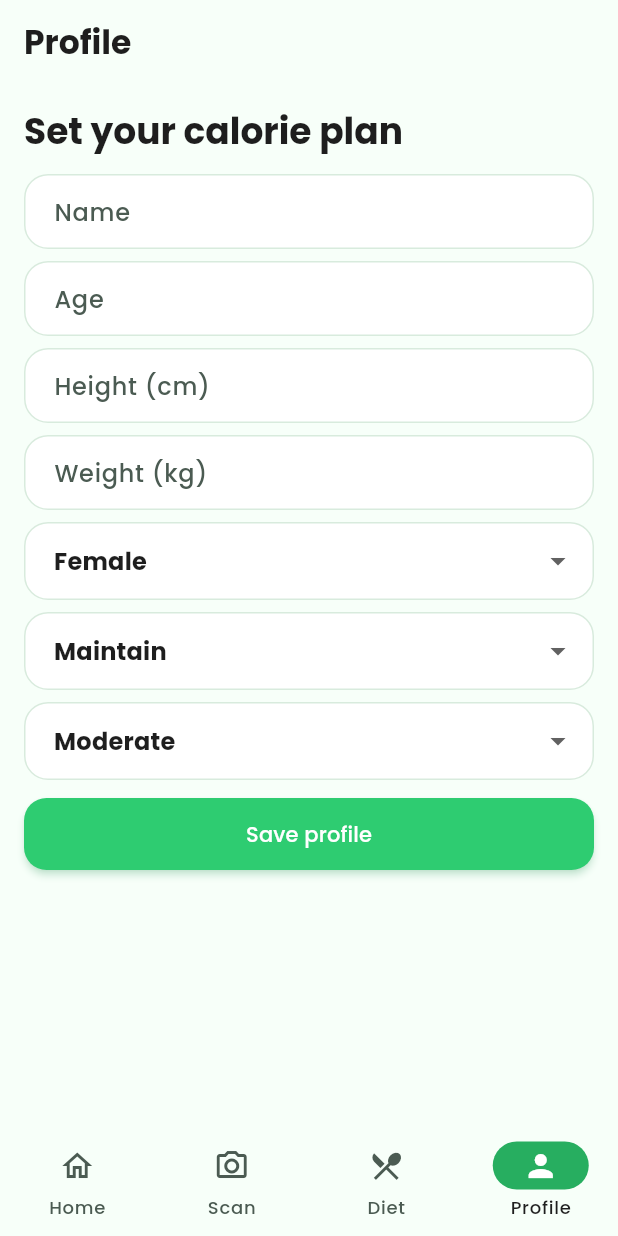
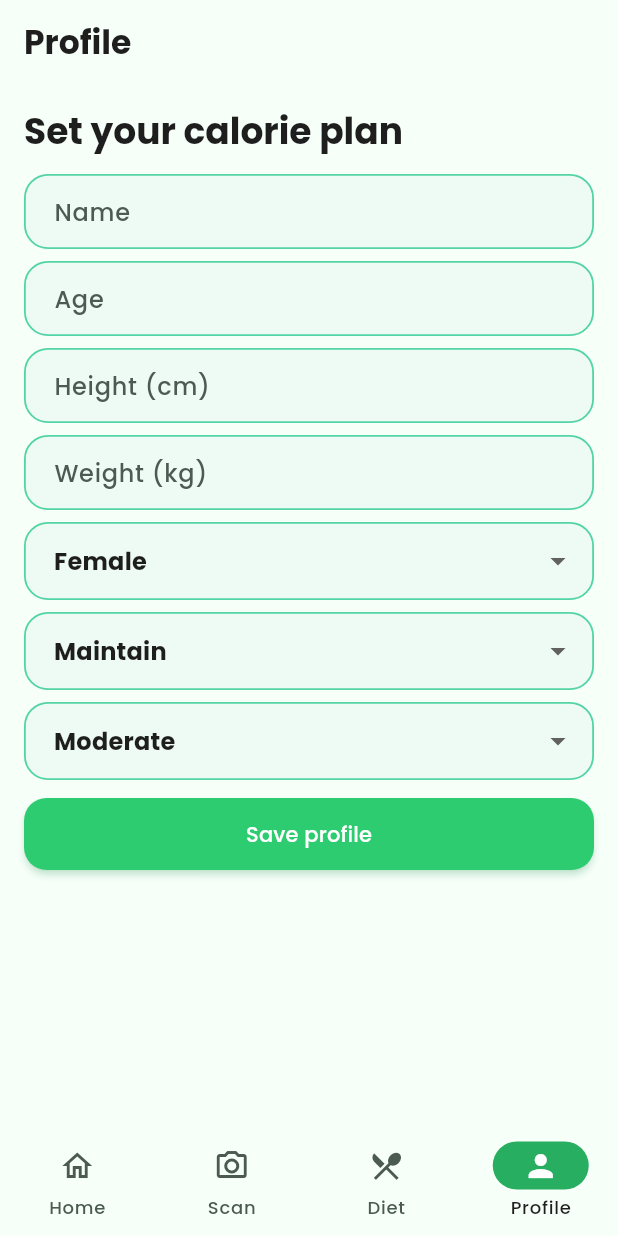
Before and after one commit to khamar21/Meal-Detector-, a Flutter app: the screen it shows after launch, item 4 of the bottom bar chosen, on a phone screen of 412 x 824 dp. Run offline on Flutter 3.47's test engine with Material 3 defaults, Android fonts, the light colour scheme and no system bars; our stand-ins replace flutter_image_compress, flutter_riverpod, google_fonts, image_picker, shared_preferences, speech_to_text.

Commit message:
ui enhanced to a modern ui

```diff
--- a/lib/core/ui/app_colors.dart
+++ b/lib/core/ui/app_colors.dart
@@ -10,6 +10,7 @@ class AppColors {
   static const Color background = Palette.background;
   static const Color accent = Palette.accent;
   static const Color text = Palette.text;
+  static const Color textMuted = Palette.textMuted;
   static const Color card = Palette.card;
   static const Color primaryLight = Palette.primarySoft;
   static const Color primaryDark = Palette.primaryStrong;
--- a/lib/main.dart
+++ b/lib/main.dart
@@ -109,22 +109,29 @@ class MyApp extends StatelessWidget {
       ),
       inputDecorationTheme: InputDecorationTheme(
         filled: true,
-        fillColor: Colors.white,
+        fillColor: Palette.primaryExtraLight.withValues(alpha: 0.6),
         contentPadding: const EdgeInsets.symmetric(
           horizontal: 16,
           vertical: 14,
         ),
         border: OutlineInputBorder(
           borderRadius: BorderRadius.circular(16),
-          borderSide: const BorderSide(color: Color(0xFFD8EBDD)),
+          borderSide: const BorderSide(color: Palette.secondaryLight),
         ),
         enabledBorder: OutlineInputBorder(
           borderRadius: BorderRadius.circular(16),
-          borderSide: const BorderSide(color: Color(0xFFD8EBDD)),
+          borderSide: const BorderSide(
+            color: Palette.secondaryLight,
+            width: 1.2,
+          ),
         ),
         focusedBorder: OutlineInputBorder(
           borderRadius: BorderRadius.circular(16),
-          borderSide: const BorderSide(color: AppColors.primary, width: 1.4),
+          borderSide: const BorderSide(color: AppColors.primary, width: 2),
+        ),
+        floatingLabelStyle: TextStyle(
+          color: AppColors.primary,
+          fontWeight: FontWeight.w600,
         ),
       ),
       visualDensity: VisualDensity.adaptivePlatformDensity,
```
